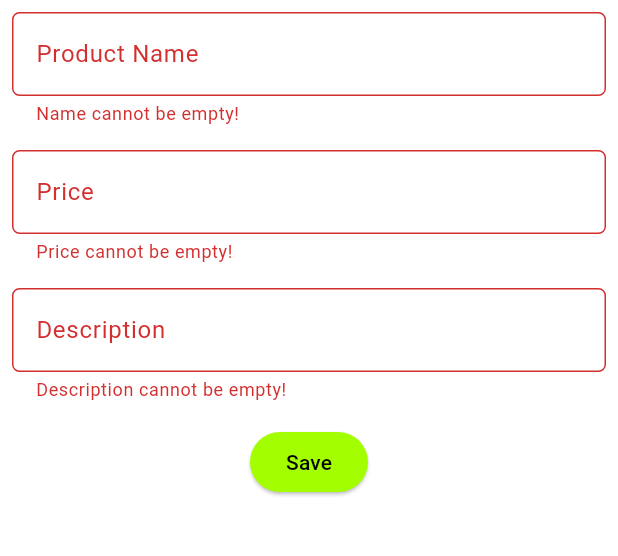
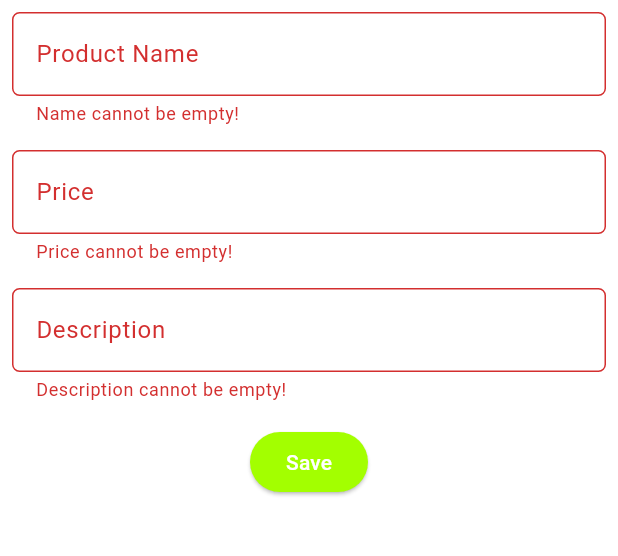
Before and after one commit to RafaMiyauchi/adinais_football_mobile, a Flutter app: the ProductFormPage screen opened directly, after a tap on "Save", on a phone screen of 412 x 824 dp, the part 84-640 px from its top. Run offline on Flutter 3.47's test engine with Material 3 defaults, Android fonts, the phone set to English and light mode, and no system bars; missing offline and left inert: pbp_django_auth.

Commit message:
Finished Individual Assignment 09

```diff
--- /dev/null
+++ b/lib/models/product.dart
@@ -0,0 +1,59 @@
+import 'dart:convert';
+
+List<Product> productFromJson(String str) =>
+    List<Product>.from(json.decode(str).map((x) => Product.fromJson(x)));
+
+String productToJson(List<Product> data) =>
+    json.encode(List<dynamic>.from(data.map((x) => x.toJson())));
+
+class Product {
+  String id;
+  int? userId;
+  String name;
+  int price;
+  String description;
+  String thumbnail;
+  String category;
+  int stock;
+  String brand;
+  int rating;
+
+  Product({
+    required this.id,
+    required this.userId,
+    required this.name,
+    required this.price,
+    required this.description,
+    required this.thumbnail,
+    required this.category,
+    required this.stock,
+    required this.brand,
+    required this.rating,
+  });
+
+  factory Product.fromJson(Map<String, dynamic> json) => Product(
+        id: json["id"],
+        userId: json["user_id"],
+        name: json["name"],
+        price: json["price"],
+        description: json["description"],
+        thumbnail: json["thumbnail"] ?? "", // Handle potential nulls
+        category: json["category"],
+        stock: json["stock"],
+        brand: json["brand"],
+        rating: json["rating"],
+      );
+
+  Map<String, dynamic> toJson() => {
+        "id": id,
+        "user_id": userId,
+        "name": name,
+        "price": price,
+        "description": description,
+        "thumbnail": thumbnail,
+        "category": category,
+        "stock": stock,
+        "brand": brand,
+        "rating": rating,
+      };
+}
--- a/lib/screens/product_form.dart
+++ b/lib/screens/product_form.dart
@@ -1,5 +1,9 @@
+import 'dart:convert';
 import 'package:flutter/material.dart';
 import 'package:adinais_football/widgets/left_drawer.dart';
+import 'package:pbp_django_auth/pbp_django_auth.dart';
+import 'package:provider/provider.dart';
+import 'package:adinais_football/screens/menu.dart';
 
 class ProductFormPage extends StatefulWidget {
   const ProductFormPage({super.key});
@@ -13,37 +17,35 @@ class _ProductFormPageState extends State<ProductFormPage> {
   String _name = "";
   int _price = 0;
   String _description = "";
+  final int _stock = 10;
+  final String _brand = "Adinais";
+  final int _rating = 5;
+  final String _category = "Sports";
 
   @override
   Widget build(BuildContext context) {
+    final request = context.watch<CookieRequest>();
+
     return Scaffold(
       appBar: AppBar(
-        title: const Center(
-          child: Text(
-            'Add Product Form',
-          ),
-        ),
+        title: const Center(child: Text('Add Product Form')),
         backgroundColor: const Color.fromARGB(255, 163, 255, 0),
-        foregroundColor: Colors.black, // Set text color to black
+        foregroundColor: Colors.black,
       ),
-      // Add the drawer to this page
       drawer: const LeftDrawer(),
       body: Form(
         key: _formKey,
-        child: SingleChildScrollView( // Makes the form scrollable
+        child: SingleChildScrollView(
           child: Column(
             crossAxisAlignment: CrossAxisAlignment.start,
             children: [
-              // NAME FIELD
               Padding(
                 padding: const EdgeInsets.all(8.0),
                 child: TextFormField(
                   decoration: InputDecoration(
                     hintText: "Product Name",
                     labelText: "Product Name",
-                    border: OutlineInputBorder(
-                      borderRadius: BorderRadius.circular(5.0),
-                    ),
+                    border: OutlineInputBorder(borderRadius: BorderRadius.circular(5.0)),
                   ),
                   onChanged: (String? value) {
                     setState(() {
@@ -51,54 +53,39 @@ class _ProductFormPageState extends State<ProductFormPage> {
                     });
                   },
                   validator: (String? value) {
-                    if (value == null || value.isEmpty) {
-                      return "Name cannot be empty!";
-                    }
+                    if (value == null || value.isEmpty) return "Name cannot be empty!";
                     return null;
                   },
                 ),
               ),
-              // PRICE FIELD
               Padding(
                 padding: const EdgeInsets.all(8.0),
                 child: TextFormField(
                   decoration: InputDecoration(
                     hintText: "Price",
                     labelText: "Price",
-                    border: OutlineInputBorder(
-                      borderRadius: BorderRadius.circular(5.0),
-                    ),
+                    border: OutlineInputBorder(borderRadius: BorderRadius.circular(5.0)),
                   ),
-                  keyboardType: TextInputType.number, // Set keyboard for numbers
+                  keyboardType: TextInputType.number,
                   onChanged: (String? value) {
                     setState(() {
                       _price = int.tryParse(value!) ?? 0;
                     });
                   },
                   validator: (String? value) {
-                    if (value == null || value.isEmpty) {
-                      return "Price cannot be empty!";
-                    }
-                    if (int.tryParse(value) == null) {
-                      return "Price must be a number!";
-                    }
-                    if (int.parse(value) <= 0) {
-                      return "Price must be greater than 0!";
-                    }
+                    if (value == null || value.isEmpty) return "Price cannot be empty!";
+                    if (int.tryParse(value) == null) return "Price must be a number!";
                     return null;
                   },
                 ),
               ),
-              // DESCRIPTION FIELD
               Padding(
                 padding: const EdgeInsets.all(8.0),
                 child: TextFormField(
                   decoration: InputDecoration(
                     hintText: "Description",
                     labelText: "Description",
-                    border: OutlineInputBorder(
-                      borderRadius: BorderRadius.circular(5.0),
-                    ),
+                    border: OutlineInputBorder(borderRadius: BorderRadius.circular(5.0)),
                   ),
                   onChanged: (String? value) {
                     setState(() {
@@ -106,66 +93,52 @@ class _ProductFormPageState extends State<ProductFormPage> {
                     });
                   },
                   validator: (String? value) {
-                    if (value == null || value.isEmpty) {
-                      return "Description cannot be empty!";
-                    }
+                    if (value == null || value.isEmpty) return "Description cannot be empty!";
                     return null;
                   },
                 ),
               ),
-              // SAVE BUTTON
               Align(
                 alignment: Alignment.bottomCenter,
                 child: Padding(
                   padding: const EdgeInsets.all(8.0),
                   child: ElevatedButton(
                     style: ButtonStyle(
-                      backgroundColor: MaterialStateProperty.all(
-                          const Color.fromARGB(255, 163, 255, 0)),
+                      backgroundColor: MaterialStateProperty.all(const Color.fromARGB(255, 163, 255, 0)),
                     ),
-                    onPressed: () {
+                    onPressed: () async {
                       if (_formKey.currentState!.validate()) {
-                        // Capture the values *before* showing the dialog
-                        final String name = _name;
-                        final int price = _price;
-                        final String description = _description;
-
-                        // Show the popup using the captured values
-                        showDialog(
-                          context: context,
-                          barrierDismissible: false,
-                          builder: (context) {
-                            return AlertDialog(
-                              title: const Text('Product saved successfully!'),
-                              content: SingleChildScrollView(
-                                child: Column(
-                                  crossAxisAlignment: CrossAxisAlignment.start,
-                                  children: [
-                                    Text('Name: $name'), // Use captured value
-                                    Text('Price: $price'), // Use captured value
-                                    Text('Description: $description'), // Use captured value
-                                  ],
-                                ),
-                              ),
-                              actions: [
-                                TextButton(
-                                  child: const Text('OK'),
-                                  onPressed: () {
-                                    // Reset the form only when OK is pressed
-                                    _formKey.currentState!.reset();
-                                    Navigator.pop(context);
-                                  },
-                                ),
-                              ],
+                        // Using localhost for Chrome
+                        final response = await request.postJson(
+                            "http://localhost:8000/create-product-ajax/",
+                            jsonEncode(<String, String>{
+                              'name': _name,
+                              'price': _price.toString(),
+                              'description': _description,
+                              'stock': _stock.toString(),
+                              'brand': _brand,
+                              'rating': _rating.toString(),
+                              'category': _category,
+                              'thumbnail': '',
+                            }));
+                        if (context.mounted) {
+                          if (response['status'] == 'success') {
+                            ScaffoldMessenger.of(context).showSnackBar(const SnackBar(
+                              content: Text("Product saved successfully!"),
+                            ));
+                            Navigator.pushReplacement(
+                              context,
+                              MaterialPageRoute(builder: (context) => MyHomePage()),
                             );
-                          },
-                        );
+                          } else {
+                            ScaffoldMessenger.of(context).showSnackBar(const SnackBar(
+                              content: Text("Something went wrong, please try again."),
+                            ));
+                          }
+                        }
                       }
                     },
-                    child: const Text(
-                      "Save",
-                      style: TextStyle(color: Color.fromARGB(255, 0, 0, 0)),
-                    ),
+                    child: const Text("Save", style: TextStyle(color: Colors.white)),
                   ),
                 ),
               ),
--- a/lib/widgets/left_drawer.dart
+++ b/lib/widgets/left_drawer.dart
@@ -1,12 +1,17 @@
+import 'package:adinais_football/screens/list_product.dart';
+import 'package:adinais_football/screens/login.dart';
 import 'package:flutter/material.dart';
 import 'package:adinais_football/screens/menu.dart';
 import 'package:adinais_football/screens/product_form.dart';
+import 'package:pbp_django_auth/pbp_django_auth.dart';
+import 'package:provider/provider.dart';
 
 class LeftDrawer extends StatelessWidget {
   const LeftDrawer({super.key});
 
   @override
   Widget build(BuildContext context) {
+    final request = context.watch<CookieRequest>();
     return Drawer(
       child: ListView(
         children: [
@@ -22,7 +27,7 @@ class LeftDrawer extends StatelessWidget {
                   style: TextStyle(
                     fontSize: 30,
                     fontWeight: FontWeight.bold,
-                    color: Color.fromARGB(255, 0, 0, 0),
+                    color: Colors.black,
                   ),
                 ),
                 Padding(padding: EdgeInsets.all(10)),
@@ -31,18 +36,16 @@ class LeftDrawer extends StatelessWidget {
                   textAlign: TextAlign.center,
                   style: TextStyle(
                     fontSize: 15,
-                    color: Color.fromARGB(255, 0, 0, 0),
+                    color: Colors.black,
                     fontWeight: FontWeight.normal,
                   ),
                 ),
               ],
             ),
           ),
-          // Link to Home Page
           ListTile(
             leading: const Icon(Icons.home_outlined),
             title: const Text('Home'),
-            // When tapped, navigate to the Home Page
             onTap: () {
               Navigator.pushReplacement(
                   context,
@@ -51,11 +54,9 @@ class LeftDrawer extends StatelessWidget {
                   ));
             },
           ),
-          // Link to Add Product Page
           ListTile(
             leading: const Icon(Icons.add_shopping_cart),
             title: const Text('Add Product'),
-            // When tapped, navigate to the Form Page
             onTap: () {
               Navigator.push(
                   context,
@@ -64,6 +65,43 @@ class LeftDrawer extends StatelessWidget {
                   ));
             },
           ),
+          ListTile(
+            leading: const Icon(Icons.list),
+            title: const Text('Product List'),
+            onTap: () {
+              Navigator.push(
+                  context,
+                  MaterialPageRoute(
+                    builder: (context) => const ProductListPage(),
+                  ));
+            },
+          ),
+          ListTile(
+            leading: const Icon(Icons.logout),
+            title: const Text('Logout'),
+            onTap: () async {
+              // Using localhost for Chrome
+              final response = await request.logout(
+                  "http://localhost:8000/logout/");
+              String message = response["message"];
+              if (context.mounted) {
+                if (response['status']) {
+                  String uname = response["username"];
+                  ScaffoldMessenger.of(context).showSnackBar(SnackBar(
+                    content: Text("$message See you again, $uname."),
+                  ));
+                  Navigator.pushReplacement(
+                    context,
+                    MaterialPageRoute(builder: (context) => const LoginPage()),
+                  );
+                } else {
+                  ScaffoldMessenger.of(context).showSnackBar(SnackBar(
+                    content: Text(message),
+                  ));
+                }
+              }
+            },
+          ),
         ],
       ),
     );
--- a/pubspec.yaml
+++ b/pubspec.yaml
@@ -34,6 +34,9 @@ dependencies:
   # The following adds the Cupertino Icons font to your application.
   # Use with the CupertinoIcons class for iOS style icons.
   cupertino_icons: ^1.0.8
+  provider: ^6.1.5+1
+  pbp_django_auth: ^0.4.0
+  http: ^1.6.0
 
 dev_dependencies:
   flutter_test:
```
Also changed, not shown: lib/main.dart (+16 -8 lines), lib/screens/detail_product.dart (added, +56 -0 lines), lib/screens/list_product.dart (added, +143 -0 lines), lib/screens/login.dart (added, +132 -0 lines), lib/screens/register.dart (added, +93 -0 lines), lib/widgets/product_card.dart (+15 -8 lines), pubspec.lock, 2 other files.
